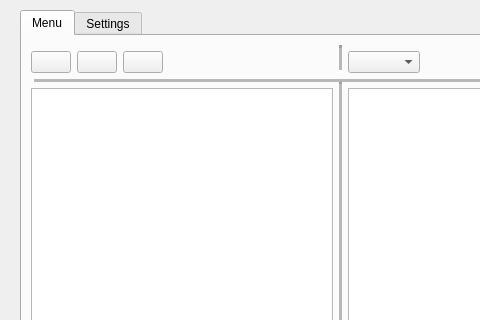
Old version of the form src/imagetopdf.ui in the repository mvvgentoo/PDFCreator; both pictures show x 0 to 480 and y 0 to 320 of the 1015 by 725 pixel window.
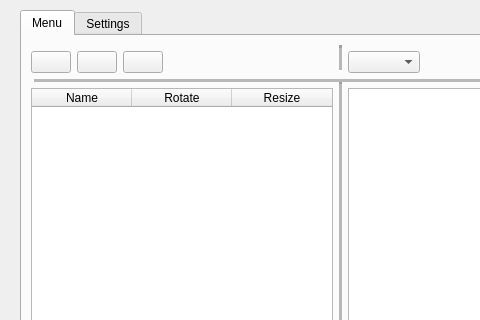
New version of the form. Icons and pictures are not drawn.

```diff
--- a/src/imagetopdf.ui
+++ b/src/imagetopdf.ui
@@ -187,7 +187,23 @@
       </layout>
      </item>
      <item row="4" column="0">
-      <widget class="QListWidget" name="InputFiles"/>
+      <widget class="QTableWidget" name="InputFiles">
+       <column>
+        <property name="text">
+         <string>Name</string>
+        </property>
+       </column>
+       <column>
+        <property name="text">
+         <string>Rotate</string>
+        </property>
+       </column>
+       <column>
+        <property name="text">
+         <string>Resize</string>
+        </property>
+       </column>
+      </widget>
      </item>
      <item row="4" column="3">
       <widget class="QListWidget" name="OutputFiles">
```
